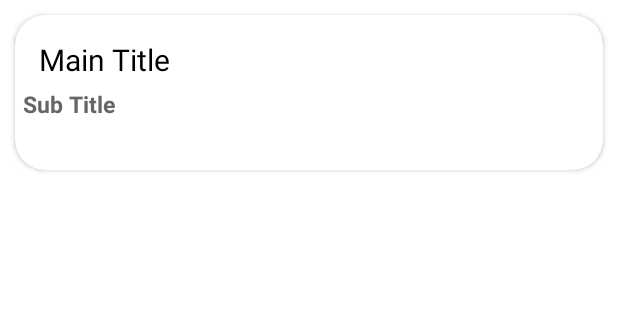
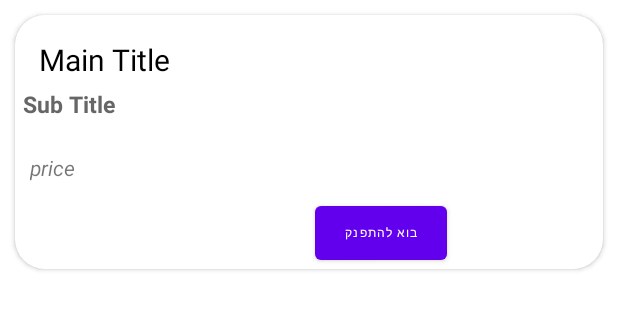
Before and after one commit to LiadBenMoshe/DragonSpa, an Android app: the layout row.xml on its own in the app's theme, with its tools: preview values and no code run, on a phone screen of 412 x 824 dp. Shown: the top 310 px of the screen. Run offline under Robolectric (Android 15) with nearby library versions, the phone set to English and light mode, and no system bars.

```diff
--- a/app/src/main/java/com/example/dragonspa/ProfileActivity.java
+++ b/app/src/main/java/com/example/dragonspa/ProfileActivity.java
@@ -1,15 +1,12 @@
 package com.example.dragonspa;
 
 import android.content.DialogInterface;
-import android.content.Intent;
-import android.net.Uri;
 import android.os.Bundle;
 import android.util.Log;
 import android.view.View;
 import android.widget.AdapterView;
 import android.widget.ArrayAdapter;
 import android.widget.ListView;
-import android.widget.Spinner;
 import android.widget.TextView;
 import android.widget.Toast;
 
@@ -27,7 +24,6 @@ import com.google.firebase.database.FirebaseDatabase;
 import com.google.firebase.database.ValueEventListener;
 
 import java.util.ArrayList;
-import java.util.List;
 
 public class ProfileActivity extends AppCompatActivity {
 
@@ -75,7 +71,7 @@ public class ProfileActivity extends AppCompatActivity {
                for (DataSnapshot ds : snapshot.getChildren()) {
 
                     if(ds.getValue().equals(uid)) {
-                        String registerEventName = snapshot.child("name").getValue().toString();
+                        String registerEventName = snapshot.child("userId").getValue().toString();
                         registerEventName=registerEventName+"  "+snapshot.child("date").getValue().toString();
                         stringArrayList.add(registerEventName);
                         adapter.notifyDataSetChanged();
--- a/app/src/main/java/com/example/dragonspa/Treatment.java
+++ b/app/src/main/java/com/example/dragonspa/Treatment.java
@@ -31,8 +31,8 @@ public class Treatment implements Serializable {
     public  String getDetail(){
         return  detail;
     }
-    public  long getPrice(){
-        return  price;
+    public  String getPrice(){
+        return  price+"$";
     }
 
 }
--- a/app/src/main/res/layout/row.xml
+++ b/app/src/main/res/layout/row.xml
@@ -15,7 +15,8 @@
 
     <LinearLayout
         android:layout_width="match_parent"
-        android:layout_height="103dp"
+        android:layout_height="wrap_content"
+        android:background="#64FFFFFF"
         android:orientation="vertical">
 
         <TextView
@@ -24,18 +25,16 @@
             android:layout_height="wrap_content"
             android:layout_marginStart="16dp"
             android:layout_marginTop="16dp"
-
             android:text="Main Title"
             android:textColor="@color/black"
             android:textSize="20sp"
-
             app:layout_constraintStart_toStartOf="parent"
             app:layout_constraintTop_toTopOf="parent" />
 
         <TextView
             android:id="@+id/subTitle"
             android:layout_width="361dp"
-            android:layout_height="44dp"
+            android:layout_height="38dp"
 
             android:layout_margin="5dp"
             android:text="Sub Title"
@@ -47,6 +46,26 @@
             app:layout_constraintStart_toStartOf="parent"
             app:layout_constraintTop_toBottomOf="@+id/mainTitle" />
 
+        <TextView
+            android:id="@+id/price"
+            android:layout_width="wrap_content"
+            android:layout_height="wrap_content"
+            android:layout_marginStart="10dp"
+            android:layout_marginTop="0dp"
+            android:text="price"
+
+            android:textStyle="italic" />
+
+        <Button
+            android:id="@+id/searchDate"
+            android:layout_width="wrap_content"
+            android:layout_height="match_parent"
+            android:layout_marginStart="200dp"
+            android:layout_marginTop="10dp"
+            android:text="בוא להתפנק"
+            android:textSize="8sp" />
+
+
     </LinearLayout>
 
 </androidx.cardview.widget.CardView>
```
Also changed, not shown: app/src/main/java/com/example/dragonspa/CustomListAdapter.java (+53 -0 lines), app/src/main/java/com/example/dragonspa/HomeActivity.java (+15 -5 lines).
